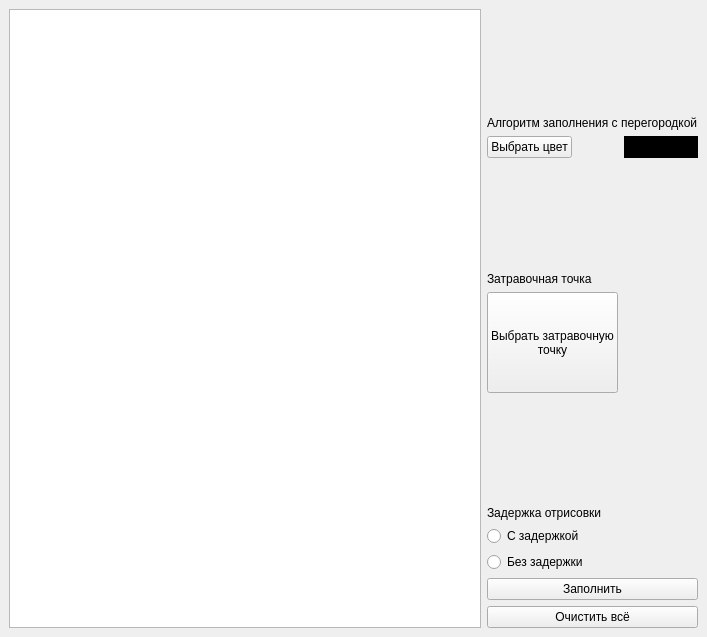
Old version of the form lab_06/lab_06.ui in the repository DeadlyHunter38/bmstu_sem_4_computer_graphics.
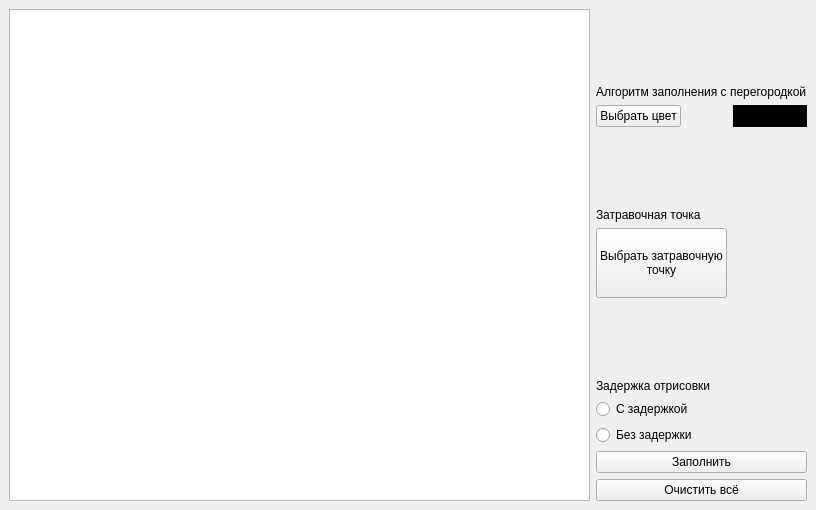
New version of the form.

```diff
--- a/lab_06/lab_06.ui
+++ b/lab_06/lab_06.ui
@@ -6,12 +6,12 @@
    <rect>
     <x>0</x>
     <y>0</y>
-    <width>707</width>
-    <height>637</height>
+    <width>816</width>
+    <height>510</height>
    </rect>
   </property>
   <property name="sizePolicy">
-   <sizepolicy hsizetype="Expanding" vsizetype="Expanding">
+   <sizepolicy hsizetype="MinimumExpanding" vsizetype="MinimumExpanding">
     <horstretch>0</horstretch>
     <verstretch>0</verstretch>
    </sizepolicy>
@@ -32,14 +32,14 @@
      <verstretch>0</verstretch>
     </sizepolicy>
    </property>
-   <layout class="QHBoxLayout" name="horizontalLayout_2">
+   <layout class="QHBoxLayout" name="horizontalLayout_2" stretch="1,0">
     <item>
      <widget class="QGraphicsView" name="graphview">
       <property name="enabled">
        <bool>true</bool>
       </property>
       <property name="sizePolicy">
-       <sizepolicy hsizetype="Expanding" vsizetype="Expanding">
+       <sizepolicy hsizetype="Expanding" vsizetype="MinimumExpanding">
         <horstretch>0</horstretch>
         <verstretch>3</verstretch>
        </sizepolicy>
@@ -62,6 +62,12 @@
       <property name="horizontalScrollBarPolicy">
        <enum>Qt::ScrollBarAlwaysOff</enum>
       </property>
+      <property name="sizeAdjustPolicy">
+       <enum>QAbstractScrollArea::AdjustIgnored</enum>
+      </property>
+      <property name="alignment">
+       <set>Qt::AlignLeading|Qt::AlignLeft|Qt::AlignTop</set>
+      </property>
      </widget>
     </item>
     <item>
```
Left out of the diff: 2 changed lines with no effect on the pictures.
